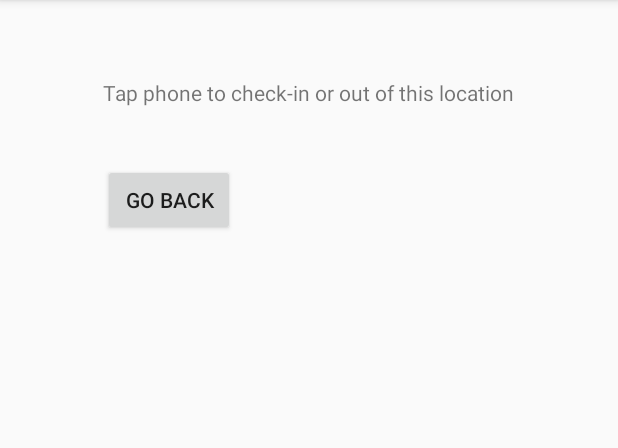
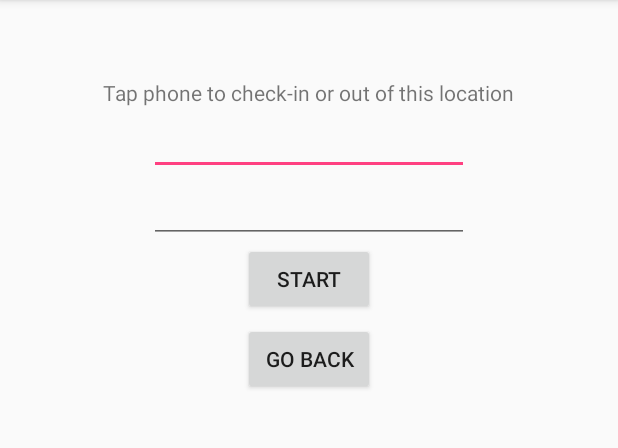
Before and after one commit to chrisphelps27/BloodhoundApp, an Android app: the LocActivity screen opened directly, with no data from a screen before it, on a phone screen of 412 x 824 dp, the part 84-532 px from its top. Run offline under Robolectric (Android 15) with nearby library versions, the phone set to English and light mode, and no system bars; 3 statements that could not run were skipped.

Commit message:
Finalized TagIn-TagOut System with File

```diff
--- a/app/src/main/res/layout/activity_location.xml
+++ b/app/src/main/res/layout/activity_location.xml
@@ -1,6 +1,6 @@
 <?xml version="1.0" encoding="utf-8"?>
 <RelativeLayout xmlns:android="http://schemas.android.com/apk/res/android"
-    android:layout_width="match_parent" android:layout_height="match_parent">
+                android:layout_width="match_parent" android:layout_height="match_parent">
     <TextView
         android:id="@+id/explanation"
         android:layout_width="wrap_content"
@@ -11,11 +11,38 @@
         android:text="Location Activity" />
 
     <Button
-        android:id="@+id/back"
+        android:id="@+id/button"
         android:layout_width="wrap_content"
         android:layout_height="wrap_content"
-        android:layout_alignStart="@+id/explanation"
+        android:text="Go Back"
+        android:layout_below="@+id/Location"
+        android:layout_centerHorizontal="true"
+        android:layout_marginTop="53dp"/>
+
+    <EditText
+        android:id="@+id/Ecosystem"
+        android:layout_width="wrap_content"
+        android:layout_height="wrap_content"
+        android:ems="10"
+        android:inputType="number"
         android:layout_below="@+id/explanation"
-        android:layout_marginTop="38dp"
-        android:text="Go Back" />
+        android:layout_alignEnd="@+id/Location"/>
+
+    <EditText
+        android:id="@+id/Location"
+        android:layout_width="wrap_content"
+        android:layout_height="wrap_content"
+        android:ems="10"
+        android:inputType="number"
+        android:layout_below="@+id/Ecosystem"
+        android:layout_centerHorizontal="true"/>
+
+    <Button
+        android:id="@+id/Start"
+        android:layout_width="wrap_content"
+        android:layout_height="wrap_content"
+        android:layout_alignStart="@+id/button"
+        android:layout_below="@+id/Location"
+        android:text="Start"/>
+
 </RelativeLayout>
```
Also changed, not shown: app/src/main/java/com/mvctc/gw/bloodhoundapp/FileManager.java (+56 -7 lines), app/src/main/java/com/mvctc/gw/bloodhoundapp/LocActivity.java (+24 -5 lines).
